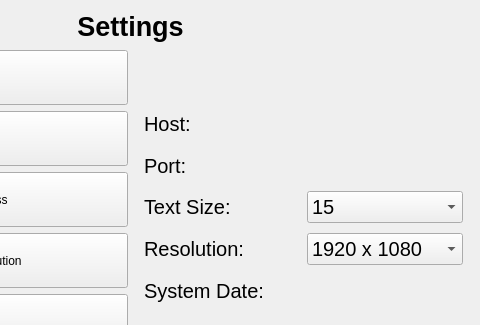
The window that Greyform-linux/Python_Application/UI_Design/setting.ui (mokzhizhuan/GreyForm_UIs) describes before a commit, drawn with Qt 5; both pictures show x 214 to 694 and y 0 to 325 of the 694 by 548 pixel window.
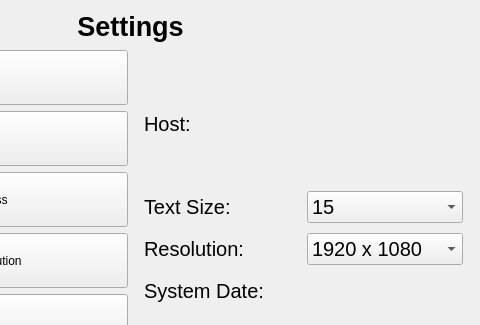
The same window after the commit. The open tabs and pages were chosen to show the change.

Commit message: settings changes in ubuntu pc

```diff
--- a/Greyform-linux/Python_Application/UI_Design/setting.ui
+++ b/Greyform-linux/Python_Application/UI_Design/setting.ui
@@ -645,24 +645,6 @@
            <string>System Memory: </string>
           </property>
          </widget>
-         <widget class="QLabel" name="Port">
-          <property name="geometry">
-           <rect>
-            <x>10</x>
-            <y>69</y>
-            <width>319</width>
-            <height>35</height>
-           </rect>
-          </property>
-          <property name="font">
-           <font>
-            <pointsize>15</pointsize>
-           </font>
-          </property>
-          <property name="text">
-           <string>Port:</string>
-          </property>
-         </widget>
         </widget>
         <widget class="QWidget" name="UserPage"/>
         <widget class="QWidget" name="AboutPage">
```
Left out of the diff: 5 changed lines with no effect on the pictures. The commit also changes 409 other files.
